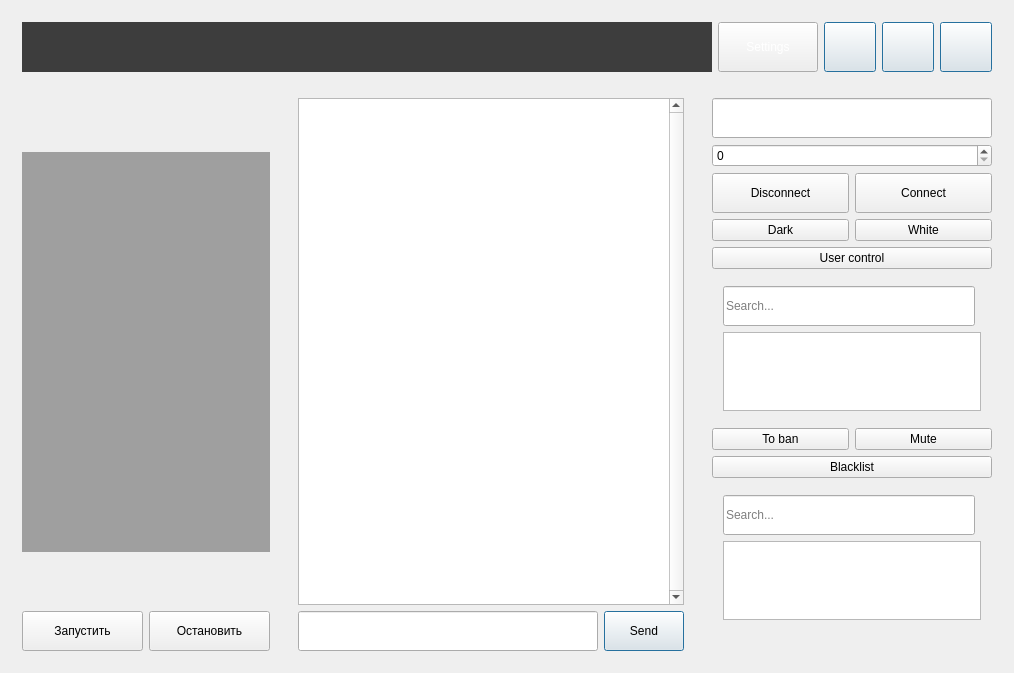
Old version of the form PolyChat_app/mainwindow.ui in the repository GregoryBaranov/ib_stream_service.
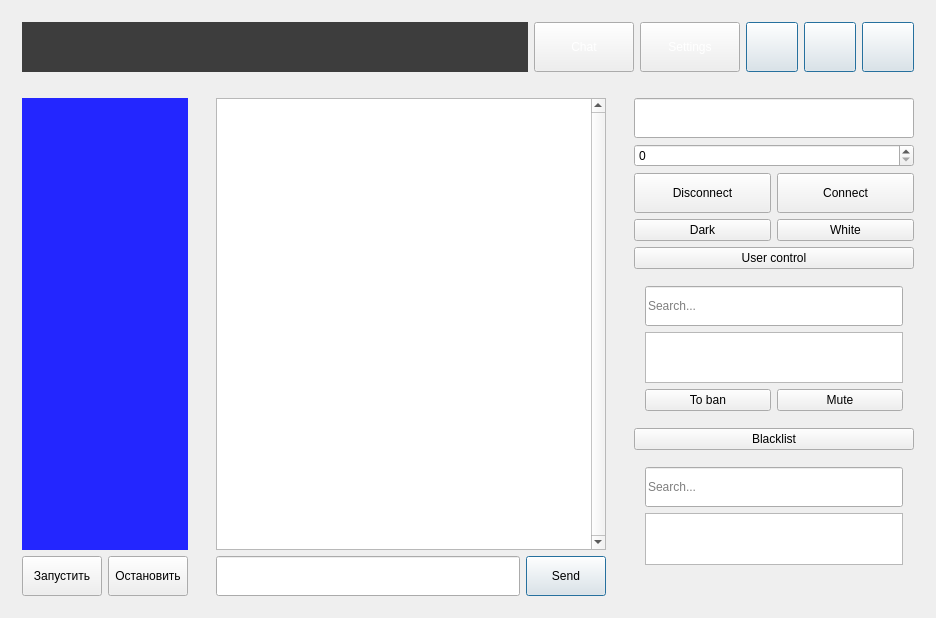
New version of the form.

Commit message: alert about new messages, add animation for settings and chat

The edit to the form file:
```diff
--- a/PolyChat_app/mainwindow.ui
+++ b/PolyChat_app/mainwindow.ui
@@ -6,8 +6,8 @@
    <rect>
     <x>0</x>
     <y>0</y>
-    <width>1014</width>
-    <height>673</height>
+    <width>936</width>
+    <height>618</height>
    </rect>
   </property>
   <property name="windowTitle">
@@ -23,30 +23,14 @@
         <height>70</height>
        </size>
       </property>
+      <property name="maximumSize">
+       <size>
+        <width>16777215</width>
+        <height>70</height>
+       </size>
+      </property>
       <layout class="QGridLayout" name="gridLayout_2">
-       <item row="0" column="1">
-        <widget class="QPushButton" name="Settings">
-         <property name="minimumSize">
-          <size>
-           <width>100</width>
-           <height>50</height>
-          </size>
-         </property>
-         <property name="maximumSize">
-          <size>
-           <width>90</width>
-           <height>16777215</height>
-          </size>
-         </property>
-         <property name="styleSheet">
-          <string notr="true">color: rgb(255, 255, 255);</string>
-         </property>
-         <property name="text">
-          <string>Settings</string>
-         </property>
-        </widget>
-       </item>
-       <item row="0" column="3">
+       <item row="0" column="4">
         <widget class="QPushButton" name="btn_maximize">
          <property name="minimumSize">
           <size>
@@ -74,34 +58,6 @@
          </property>
         </widget>
        </item>
-       <item row="0" column="2">
-        <widget class="QPushButton" name="btn_minimize">
-         <property name="minimumSize">
-          <size>
-           <width>52</width>
-           <height>50</height>
-          </size>
-         </property>
-         <property name="maximumSize">
-          <size>
-           <width>52</width>
-           <height>50</height>
-          </size>
-         </property>
-         <property name="styleSheet">
-          <string notr="true">font: 14pt &quot;MS Shell Dlg 2&quot;;</string>
-         </property>
-         <property name="text">
-          <string/>
-         </property>
-         <property name="autoDefault">
-          <bool>true</bool>
-         </property>
-         <property name="default">
-          <bool>true</bool>
-         </property>
-        </widget>
-       </item>
        <item row="0" column="0">
         <widget class="QLabel" name="label">
          <property name="minimumSize">
@@ -126,7 +82,35 @@
          </property>
         </widget>
        </item>
-       <item row="0" column="4">
+       <item row="0" column="3">
+        <widget class="QPushButton" name="btn_minimize">
+         <property name="minimumSize">
+          <size>
+           <width>52</width>
+           <height>50</height>
+          </size>
+         </property>
+         <property name="maximumSize">
+          <size>
+           <width>52</width>
+           <height>50</height>
+          </size>
+         </property>
+         <property name="styleSheet">
+          <string notr="true">font: 14pt &quot;MS Shell Dlg 2&quot;;</string>
+         </property>
+         <property name="text">
+          <string/>
+         </property>
+         <property name="autoDefault">
+          <bool>true</bool>
+         </property>
+         <property name="default">
+          <bool>true</bool>
+         </property>
+        </widget>
+       </item>
+       <item row="0" column="5">
         <widget class="QPushButton" name="btn_close">
          <property name="minimumSize">
           <size>
@@ -154,79 +138,61 @@
          </property>
         </widget>
        </item>
-      </layout>
-     </widget>
-    </item>
-    <item row="1" column="0">
-     <widget class="QWidget" name="pnlStream" native="true">
-      <layout class="QGridLayout" name="gridLayout_7">
-       <item row="3" column="0">
-        <widget class="QPushButton" name="StartSession">
+       <item row="0" column="2">
+        <widget class="QPushButton" name="Settings">
          <property name="minimumSize">
           <size>
-           <width>0</width>
-           <height>40</height>
+           <width>100</width>
+           <height>50</height>
           </size>
          </property>
-         <property name="text">
-          <string>Запустить</string>
-         </property>
-        </widget>
-       </item>
-       <item row="0" column="0">
-        <spacer name="verticalSpacer_2">
-         <property name="orientation">
-          <enum>Qt::Vertical</enum>
-         </property>
-         <property name="sizeHint" stdset="0">
+         <property name="maximumSize">
           <size>
-           <width>20</width>
-           <height>40</height>
+           <width>90</width>
+           <height>16777215</height>
           </size>
          </property>
-        </spacer>
-       </item>
-       <item row="3" column="1">
-        <widget class="QPushButton" name="StopSession">
-         <property name="minimumSize">
-          <size>
-           <width>0</width>
-           <height>40</height>
-          </size>
+         <property name="styleSheet">
+          <string notr="true">color: rgb(255, 255, 255);</string>
          </property>
          <property name="text">
-          <string>Остановить</string>
+          <string>Settings</string>
          </property>
         </widget>
        </item>
-       <item row="1" column="0" colspan="2">
-        <widget class="QMdiArea" name="mdiArea">
+       <item row="0" column="1">
+        <widget class="QPushButton" name="ChatBtn">
          <property name="minimumSize">
           <size>
-           <width>0</width>
-           <height>0</height>
+           <width>100</width>
+           <height>50</height>
           </size>
          </property>
-        </widget>
-       </item>
-       <item row="2" column="0">
-        <spacer name="verticalSpacer">
-         <property name="orientation">
-          <enum>Qt::Vertical</enum>
-         </property>
-         <property name="sizeHint" stdset="0">
+         <property name="maximumSize">
           <size>
-           <width>20</width>
-           <height>40</height>
+           <width>90</width>
+           <height>16777215</height>
           </size>
          </property>
-        </spacer>
+         <property name="styleSheet">
+          <string notr="true">color: rgb(255, 255, 255);</string>
+         </property>
+         <property name="text">
+          <string>Chat</string>
+         </property>
+        </widget>
        </item>
       </layout>
      </widget>
     </item>
-    <item row="1" column="1">
+    <item row="1" column="1" rowspan="2">
      <widget class="QWidget" name="pnlChat" native="true">
+      <property name="maximumSize">
+       <size>
+        <width>500</width>
+        <height>16777215</height>
+       </size>
+      </property>
       <layout class="QGridLayout" name="gridLayout_5">
        <item row="0" column="0" colspan="2">
         <widget class="QTextEdit" name="messageBoard">
@@ -291,71 +257,61 @@
       </layout>
      </widget>
     </item>
-    <item row="1" column="2">
+    <item row="1" column="2" rowspan="2">
      <widget class="QWidget" name="pnlSettings" native="true">
+      <property name="maximumSize">
+       <size>
+        <width>302</width>
+        <height>16777215</height>
+       </size>
+      </property>
       <layout class="QGridLayout" name="gridLayout_4">
-       <item row="10" column="0">
-        <widget class="QPushButton" name="To_Ban_Button">
-         <property name="text">
-          <string>To ban</string>
-         </property>
-        </widget>
-       </item>
-       <item row="4" column="1">
-        <widget class="QPushButton" name="WhiteDesign">
-         <property name="text">
-          <string>White</string>
-         </property>
-        </widget>
-       </item>
-       <item row="3" column="1">
-        <widget class="QPushButton" name="connect">
+       <item row="0" column="0" colspan="2">
+        <widget class="QLineEdit" name="hostEdit">
          <property name="minimumSize">
           <size>
            <width>0</width>
            <height>40</height>
           </size>
          </property>
-         <property name="text">
-          <string>Connect</string>
-         </property>
         </widget>
        </item>
-       <item row="5" column="0" colspan="2">
-        <widget class="QPushButton" name="BtnUserControl">
-         <property name="text">
-          <string>User control</string>
+       <item row="14" column="0" colspan="2">
+        <widget class="QWidget" name="GroupBanWidget" native="true">
+         <property name="minimumSize">
+          <size>
+           <width>0</width>
+           <height>70</height>
+          </size>
          </property>
+         <layout class="QGridLayout" name="gridLayout_6">
+          <item row="1" column="0" colspan="2">
+           <widget class="QListWidget" name="user_blacklist"/>
+          </item>
+          <item row="0" column="0" colspan="2">
+           <widget class="QLineEdit" name="lineSearchBanUserList">
+            <property name="minimumSize">
+             <size>
+              <width>0</width>
+              <height>40</height>
+             </size>
+            </property>
+            <property name="placeholderText">
+             <string>Search...</string>
+            </property>
+           </widget>
+          </item>
+         </layout>
         </widget>
        </item>
-       <item row="2" column="0" colspan="2">
-        <widget class="QSpinBox" name="spinPort"/>
-       </item>
-       <item row="11" column="0" colspan="2">
+       <item row="13" column="0" colspan="2">
         <widget class="QPushButton" name="ShowBlacklist">
          <property name="text">
           <string>Blacklist</string>
          </property>
         </widget>
        </item>
-       <item row="1" column="0" colspan="2">
-        <widget class="QLineEdit" name="hostEdit">
-         <property name="minimumSize">
-          <size>
-           <width>280</width>
-           <height>40</height>
-          </size>
-         </property>
-        </widget>
-       </item>
-       <item row="4" column="0">
-        <widget class="QPushButton" name="DarkDesign">
-         <property name="text">
-          <string>Dark</string>
-         </property>
-        </widget>
-       </item>
-       <item row="8" column="0" colspan="2">
+       <item row="10" column="0" colspan="2">
         <widget class="QWidget" name="GroupUserListWidget" native="true">
          <property name="minimumSize">
           <size>
@@ -364,7 +320,7 @@
           </size>
          </property>
          <layout class="QGridLayout" name="gridLayout_3">
-          <item row="0" column="0">
+          <item row="0" column="0" colspan="2">
            <widget class="QLineEdit" name="lineSearchUserList">
             <property name="minimumSize">
              <size>
@@ -380,24 +336,58 @@
           <item row="1" column="0" colspan="2">
            <widget class="QListWidget" name="listViewUser"/>
           </item>
+          <item row="2" column="0">
+           <widget class="QPushButton" name="To_Ban_Button">
+            <property name="text">
+             <string>To ban</string>
+            </property>
+           </widget>
+          </item>
+          <item row="2" column="1">
+           <widget class="QPushButton" name="Mute_Button">
+            <property name="text">
+             <string>Mute</string>
+            </property>
+           </widget>
+          </item>
          </layout>
         </widget>
        </item>
-       <item row="14" column="0" colspan="2">
+       <item row="6" column="0">
+        <widget class="QPushButton" name="DarkDesign">
+         <property name="text">
+          <string>Dark</string>
+         </property>
+        </widget>
+       </item>
+       <item row="16" column="0" colspan="2">
         <widget class="QLabel" name="verticalSp">
+         <property name="minimumSize">
+          <size>
+           <width>280</width>
+           <height>0</height>
+          </size>
+         </property>
          <property name="text">
           <string/>
          </property>
         </widget>
        </item>
-       <item row="10" column="1">
-        <widget class="QPushButton" name="Mute_Button">
+       <item row="7" column="0" colspan="2">
+        <widget class="QPushButton" name="BtnUserControl">
          <property name="text">
-          <string>Mute</string>
+          <string>User control</string>
          </property>
         </widget>
        </item>
-       <item row="3" column="0">
+       <item row="6" column="1">
+        <widget class="QPushButton" name="WhiteDesign">
+         <property name="text">
+          <string>White</string>
+         </property>
+        </widget>
+       </item>
+       <item row="5" column="0">
         <widget class="QPushButton" name="Disconnect">
          <property name="minimumSize">
           <size>
@@ -410,32 +400,62 @@
          </property>
         </widget>
        </item>
-       <item row="12" column="0" colspan="2">
-        <widget class="QWidget" name="GroupBanWidget" native="true">
+       <item row="5" column="1">
+        <widget class="QPushButton" name="connect">
          <property name="minimumSize">
           <size>
            <width>0</width>
-           <height>70</height>
+           <height>40</height>
           </size>
          </property>
-         <layout class="QGridLayout" name="gridLayout_6">
-          <item row="0" column="0">
-           <widget class="QLineEdit" name="lineSearchBanUserList">
-            <property name="minimumSize">
-             <size>
-              <width>0</width>
-              <height>40</height>
-             </size>
-            </property>
-            <property name="placeholderText">
-             <string>Search...</string>
-            </property>
-           </widget>
-          </item>
-          <item row="1" column="0" colspan="2">
-           <widget class="QListWidget" name="user_blacklist"/>
-          </item>
-         </layout>
+         <property name="text">
+          <string>Connect</string>
+         </property>
+        </widget>
+       </item>
+       <item row="4" column="0" colspan="2">
+        <widget class="QSpinBox" name="spinPort"/>
+       </item>
+      </layout>
+     </widget>
+    </item>
+    <item row="1" column="0" rowspan="2">
+     <widget class="QWidget" name="pnlStream" native="true">
+      <layout class="QGridLayout" name="gridLayout_7">
+       <item row="1" column="0">
+        <widget class="QPushButton" name="StartSession">
+         <property name="minimumSize">
+          <size>
+           <width>0</width>
+           <height>40</height>
+          </size>
+         </property>
+         <property name="text">
+          <string>Запустить</string>
+         </property>
+        </widget>
+       </item>
+       <item row="1" column="1">
+        <widget class="QPushButton" name="StopSession">
+         <property name="minimumSize">
+          <size>
+           <width>0</width>
+           <height>40</height>
+          </size>
+         </property>
+         <property name="text">
+          <string>Остановить</string>
+         </property>
+        </widget>
+       </item>
+       <item row="0" column="0" colspan="2">
+        <widget class="QLabel" name="label_2">
+         <property name="styleSheet">
+          <string notr="true">background-color: rgb(35, 38, 255);</string>
+         </property>
+         <property name="text">
+          <string/>
+         </property>
         </widget>
        </item>
       </layout>
```
The commit also changes 4 other files.
